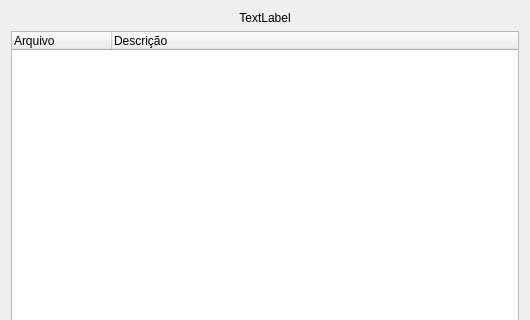
Old version of the form views/UI/AddRelatedFileDialog.ui in the repository fbarden/ProjectManager; both pictures show x 0 to 530 and y 0 to 320 of the 530 by 509 pixel window.
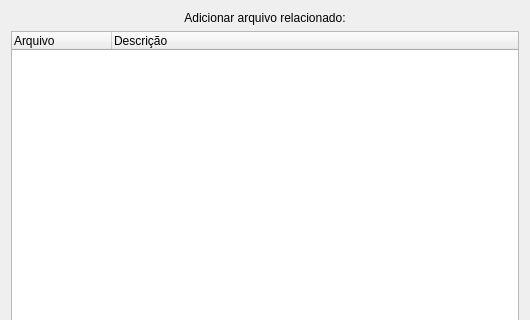
New version of the form.

What changed in the file:
```diff
--- a/views/UI/AddRelatedFileDialog.ui
+++ b/views/UI/AddRelatedFileDialog.ui
@@ -17,7 +17,7 @@
    <item>
     <widget class="QLabel" name="titleLabel">
      <property name="text">
-      <string>TextLabel</string>
+      <string>Adicionar arquivo relacionado:</string>
      </property>
      <property name="alignment">
       <set>Qt::AlignCenter</set>
```
